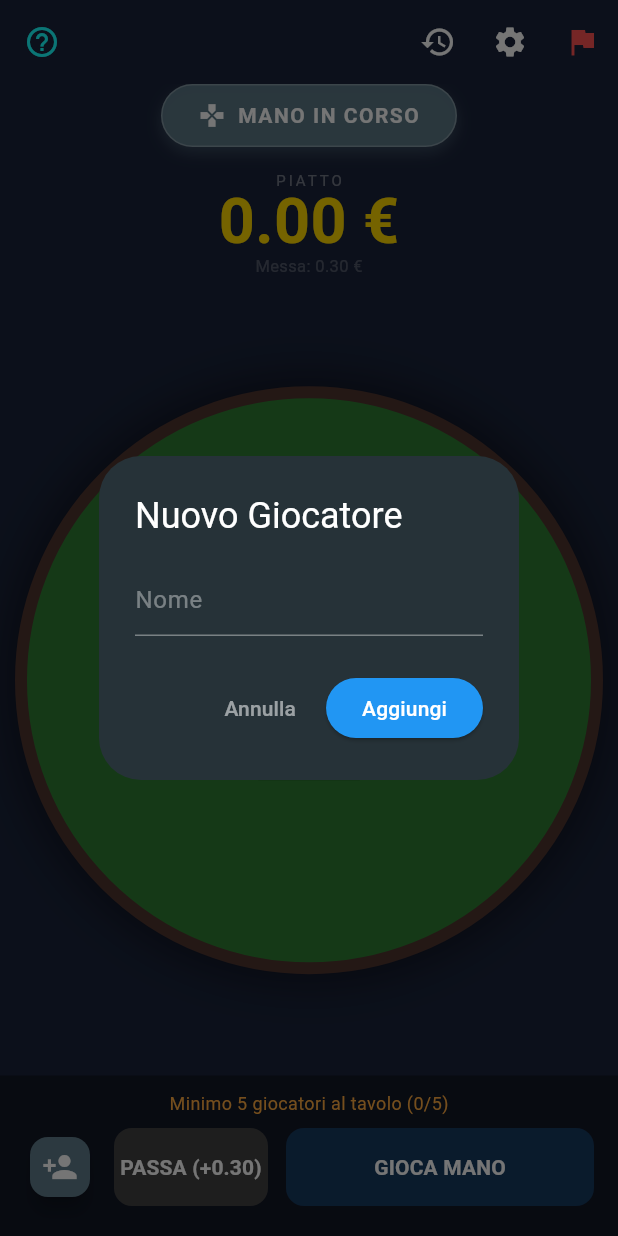
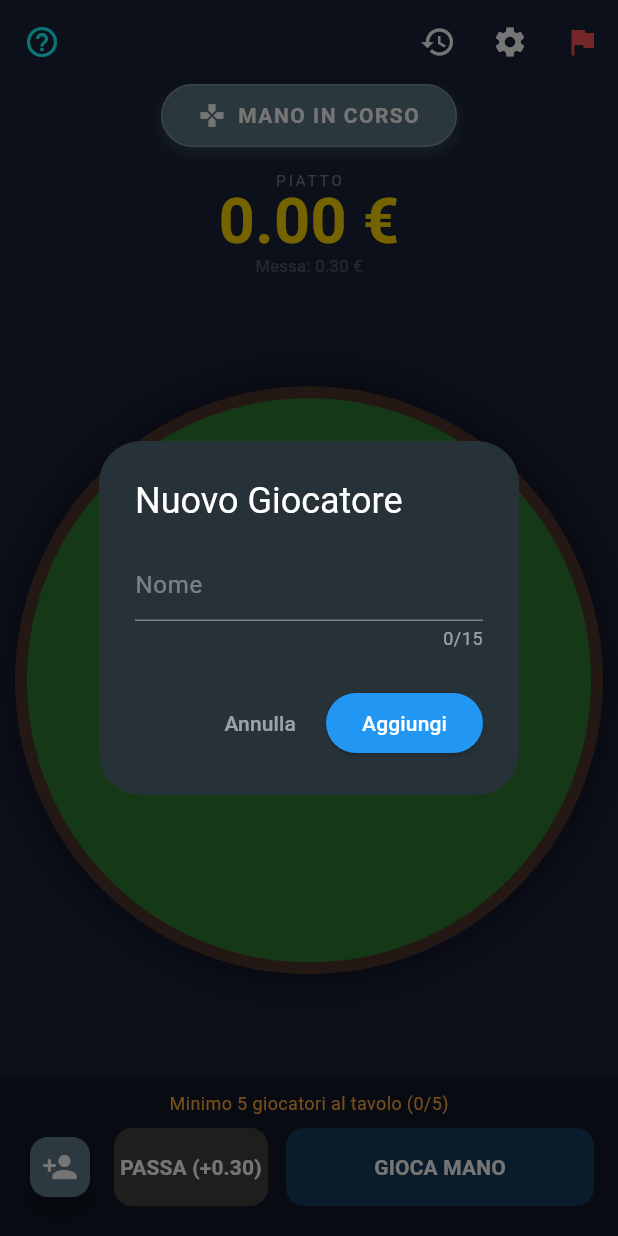
Before and after one commit to mviolicautha/bestia-score-keeper, a Flutter app: the screen it shows after launch, after a tap on the "person add" icon, on a phone screen of 412 x 824 dp. Run offline on Flutter 3.47's test engine with Material 3 defaults, Android fonts, the phone set to English and light mode, and no system bars; drawn by our look-alikes of showcaseview; our stand-ins replace sqflite; accounts and stored records are empty.

Commit message:
FIX: Limite 15 caratteri per nome del giocatore

```diff
--- a/lib/ui/screens/game_table_screen.dart
+++ b/lib/ui/screens/game_table_screen.dart
@@ -719,13 +719,24 @@ class _GameTableScreenState extends State<GameTableScreen> {
       showDialog(context: context, builder: (ctx) => AlertDialog(
           backgroundColor: const Color(0xFF263238),
           title: const Text("Nuovo Giocatore", style: TextStyle(color: Colors.white)),
-          content: TextField(controller: controller, style: const TextStyle(color: Colors.white), decoration: const InputDecoration(hintText: "Nome", hintStyle: TextStyle(color: Colors.white38), enabledBorder: UnderlineInputBorder(borderSide: BorderSide(color: Colors.white38)))),
+          content: TextField(
+            controller: controller,
+            maxLength: 15, // LIMITA A 15 CARATTERI
+            style: const TextStyle(color: Colors.white),
+            decoration: const InputDecoration(
+              hintText: "Nome",
+              hintStyle: TextStyle(color: Colors.white38),
+              enabledBorder: UnderlineInputBorder(borderSide: BorderSide(color: Colors.white38)),
+              counterStyle: TextStyle(color: Colors.white54), // Stile del contatore 0/15
+            )
+          ),
           actions: [
             TextButton(onPressed: () => Navigator.pop(ctx), child: const Text("Annulla", style: TextStyle(color: Colors.white54))),
             ElevatedButton(style: ElevatedButton.styleFrom(backgroundColor: Colors.blue), onPressed: () { if (controller.text.isNotEmpty) { bool success = Provider.of<GameProvider>(context, listen: false).addPlayer(controller.text); Navigator.pop(ctx); if(!success) ScaffoldMessenger.of(context).showSnackBar(const SnackBar(content: Text("Impossibile aggiungere (Tavolo pieno o Piatto sporco)"))); } }, child: const Text("Aggiungi", style: TextStyle(color: Colors.white)))
           ],
         ));
   }
+
 
   void _showPlayerStatsDialog(BuildContext context, Player p) {
     showDialog(context: context, builder: (ctx) => AlertDialog(backgroundColor: Colors.white, title: Row(children: [CircleAvatar(backgroundColor: Colors.blueGrey, child: Text(p.name[0], style: const TextStyle(color: Colors.white))), const SizedBox(width: 10), Text(p.name, style: const TextStyle(color: Colors.black87))]), content: Column(mainAxisSize: MainAxisSize.min, crossAxisAlignment: CrossAxisAlignment.start, children: [Text("Bilancio: ${p.score.toStringAsFixed(2)} €", style: TextStyle(fontSize: 20, fontWeight: FontWeight.bold, color: p.score < 0 ? Colors.red : Colors.green)), const SizedBox(height: 20), const Text("Vuoi che questo giocatore lasci il tavolo?\nIl suo storico verrà mantenuto per il calcolo finale, ma non parteciperà più alle mani successive.", style: TextStyle(fontSize: 13, color: Colors.grey))]), actions: [TextButton(onPressed: () => Navigator.pop(ctx), child: const Text("Annulla")), ElevatedButton.icon(style: ElevatedButton.styleFrom(backgroundColor: Colors.red), icon: const Icon(Icons.exit_to_app, color: Colors.white), label: const Text("ABBANDONA TAVOLO", style: TextStyle(color: Colors.white)), onPressed: () { Provider.of<GameProvider>(context, listen: false).playerLeavesTable(p.id); Navigator.pop(ctx); })]));
```
